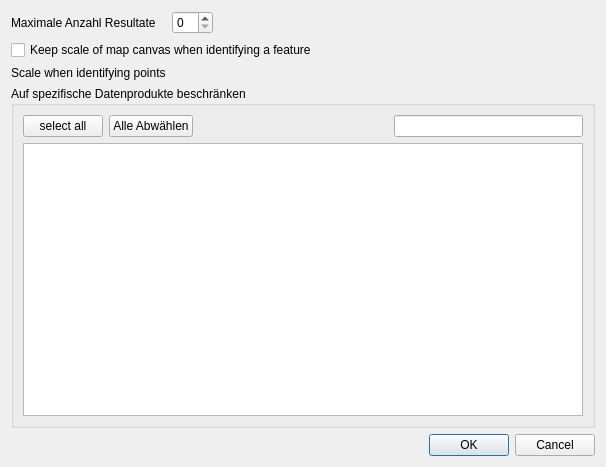
Before: the Qt Designer form solocator/ui/config.ui in opengisch/solocator, drawn with Qt 5.
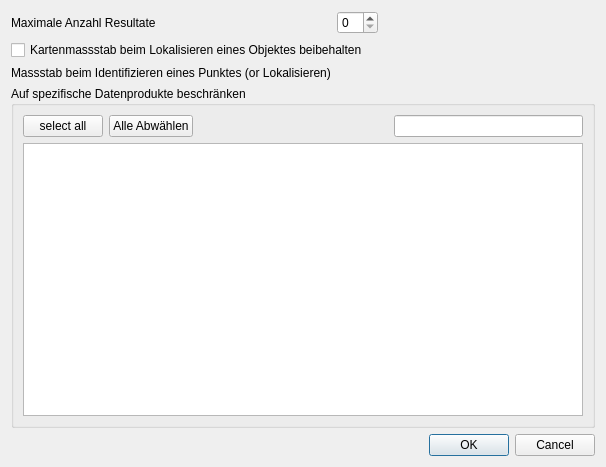
After: the same form once the commit is applied. Custom widgets are drawn as their Qt base class.

Diff of the .ui file:
```diff
--- a/solocator/ui/config.ui
+++ b/solocator/ui/config.ui
@@ -111,14 +111,14 @@
    <item row="2" column="0" colspan="3">
     <widget class="QCheckBox" name="keep_scale">
      <property name="text">
-      <string>Keep scale of map canvas when identifying a feature</string>
+      <string>Kartenmassstab beim Lokalisieren eines Objektes beibehalten</string>
      </property>
     </widget>
    </item>
    <item row="3" column="0">
     <widget class="QLabel" name="scale_label">
      <property name="text">
-      <string>Scale when identifying points</string>
+      <string>Massstab beim Identifizieren eines Punktes (or Lokalisieren)</string>
      </property>
     </widget>
    </item>
```
Left out of the diff: 2 changed lines with no effect on the pictures.
